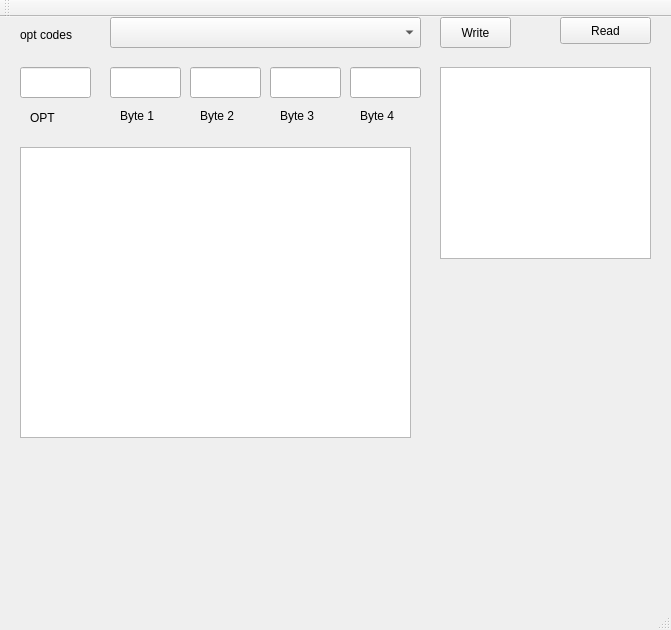
This is src/ui/mainwindow.ui in joonaspessi/rotfl as Qt 5 draws it before an edit. The edited form follows.
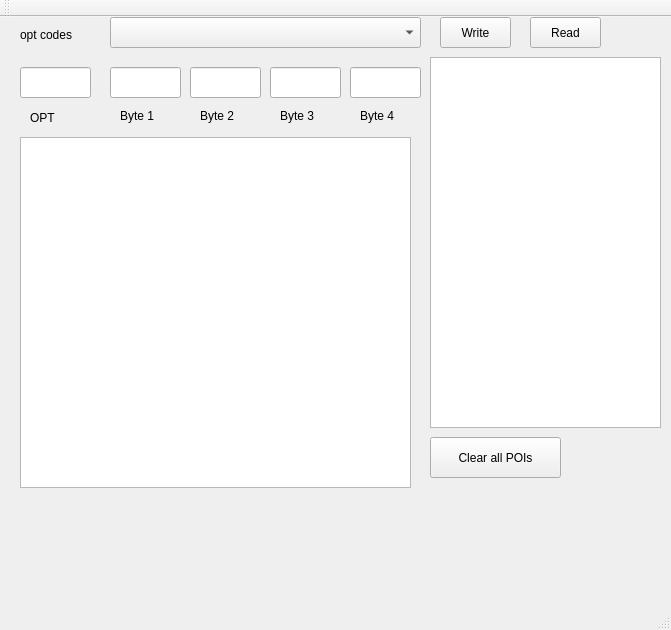
This is the edited form. Custom widgets are drawn as their Qt base class.

Commit message: Added a button that clears all POIs. Single mouseClick removing still doesn't work

Diff of the .ui file:
```diff
--- a/src/ui/mainwindow.ui
+++ b/src/ui/mainwindow.ui
@@ -33,20 +33,20 @@
    <widget class="QListView" name="listView">
     <property name="geometry">
      <rect>
-      <x>440</x>
-      <y>50</y>
-      <width>211</width>
-      <height>192</height>
+      <x>430</x>
+      <y>40</y>
+      <width>231</width>
+      <height>371</height>
      </rect>
     </property>
    </widget>
    <widget class="QPushButton" name="pushButton_2">
     <property name="geometry">
      <rect>
-      <x>560</x>
+      <x>530</x>
       <y>0</y>
-      <width>91</width>
-      <height>27</height>
+      <width>71</width>
+      <height>31</height>
      </rect>
     </property>
     <property name="text">
@@ -200,16 +200,46 @@
      <string>Byte 4</string>
     </property>
    </widget>
-   <widget class="QGraphicsView" name="graphicsView">
+   <widget class="mapQGraphicsView" name="mapView">
     <property name="geometry">
      <rect>
       <x>20</x>
-      <y>130</y>
+      <y>120</y>
       <width>391</width>
-      <height>291</height>
+      <height>351</height>
      </rect>
     </property>
    </widget>
+   <widget class="QPushButton" name="pushButton_3">
+    <property name="geometry">
+     <rect>
+      <x>430</x>
+      <y>420</y>
+      <width>131</width>
+      <height>41</height>
+     </rect>
+    </property>
+    <property name="text">
+     <string>Clear all POIs</string>
+    </property>
+   </widget>
+   <zorder>pushButton</zorder>
+   <zorder>listView</zorder>
+   <zorder>pushButton_2</zorder>
+   <zorder>lineEdit</zorder>
+   <zorder>label</zorder>
+   <zorder>byte_1_edit</zorder>
+   <zorder>byte_2_edit</zorder>
+   <zorder>byte_3_edit</zorder>
+   <zorder>byte_4_edit</zorder>
+   <zorder>comboBox</zorder>
+   <zorder>opt_info_label</zorder>
+   <zorder>label_2</zorder>
+   <zorder>label_3</zorder>
+   <zorder>label_4</zorder>
+   <zorder>label_5</zorder>
+   <zorder>pushButton_3</zorder>
+   <zorder>mapView</zorder>
   </widget>
   <widget class="QMenuBar" name="menuBar">
    <property name="geometry">
@@ -232,6 +262,13 @@
   <widget class="QStatusBar" name="statusBar"/>
  </widget>
  <layoutdefault spacing="6" margin="11"/>
+ <customwidgets>
+  <customwidget>
+   <class>mapQGraphicsView</class>
+   <extends>QGraphicsView</extends>
+   <header>mapQGraphicsView.h</header>
+  </customwidget>
+ </customwidgets>
  <resources/>
  <connections/>
 </ui>
```
The commit also changes 8 other files.
